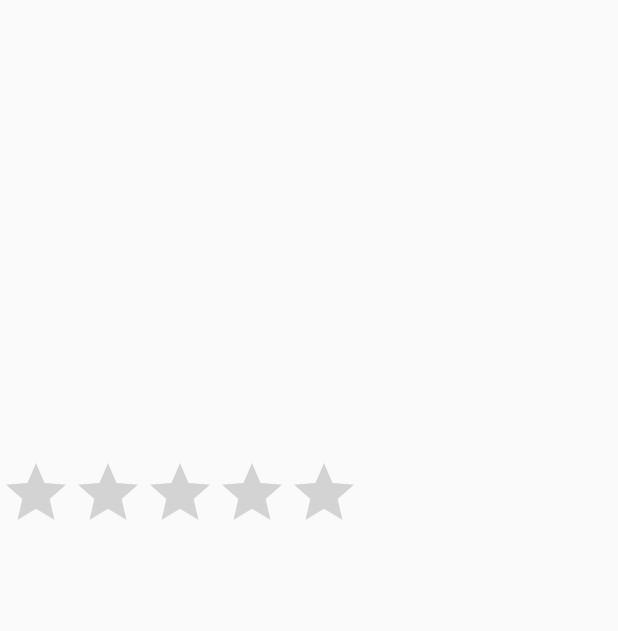
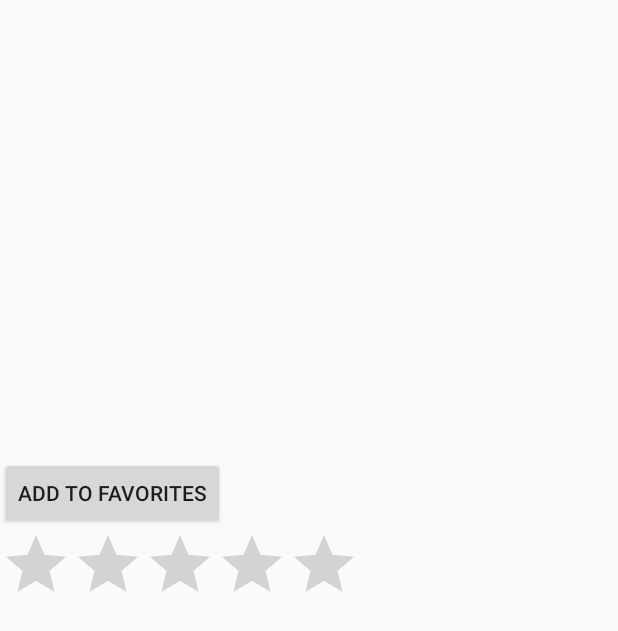
Before and after one commit to karinatber/PopularMoviesProj, an Android app: the layout activity_movie_detail.xml on its own in the app's theme, with its tools: preview values and no code run, on a phone screen of 412 x 824 dp. Shown: the top 631 px of the screen. Run offline under Robolectric (Android 15) with nearby library versions, the phone set to English and light mode, and no system bars.

Commit message:
Created favorites db. Added support for favorites listing(not finished yet)

```diff
--- a/app/src/main/res/layout/activity_movie_detail.xml
+++ b/app/src/main/res/layout/activity_movie_detail.xml
@@ -28,6 +28,12 @@
                 android:layout_alignParentStart="true"
                 android:layout_alignParentLeft="true"
                 android:padding="10dp"/>
+            <Button
+                android:layout_width="wrap_content"
+                android:layout_height="wrap_content"
+                android:id="@+id/bt_movie_details_add_fav"
+                android:text="@string/add_to_favorite"
+                android:layout_below="@id/tv_movies_detail_title"/>
             <RatingBar
                 android:layout_width="wrap_content"
                 android:layout_height="wrap_content"
@@ -35,7 +41,7 @@
                 android:numStars="5"
                 android:isIndicator="true"
                 android:stepSize="0.1"
-                android:layout_below="@id/tv_movies_detail_title"/>
+                android:layout_below="@id/bt_movie_details_add_fav"/>
             <TextView
                 android:layout_width="wrap_content"
                 android:layout_height="wrap_content"
--- a/app/src/main/res/menu/main_menu.xml
+++ b/app/src/main/res/menu/main_menu.xml
@@ -12,6 +12,9 @@
             android:orderInCategory="1"
             android:checked="true"/>
         <item
+            android:id="@+id/option_favorites"
+            android:title="@string/favorites"/>
+        <item
             android:id="@+id/option_top_rated"
             android:title="@string/top_rated"/>
     </group>
--- a/app/src/main/res/values/strings.xml
+++ b/app/src/main/res/values/strings.xml
@@ -8,4 +8,6 @@
     <string name="popularity">Popularity</string>
     <string name="top_rated">Top Rated</string>
     <string name="ok">OK</string>
+    <string name="add_to_favorite">Add to Favorites</string>
+    <string name="favorites">Favorites</string>
 </resources>
```
Also changed, not shown: app/src/main/java/com/example/autotests/popularmoviesapp/MainActivity.java (+16 -1 lines), app/src/main/java/com/example/autotests/popularmoviesapp/data/FavoriteMoviesContract.java (added, +15 -0 lines), app/src/main/java/com/example/autotests/popularmoviesapp/data/FavoriteMoviesDbHelper.java (added, +35 -0 lines).
